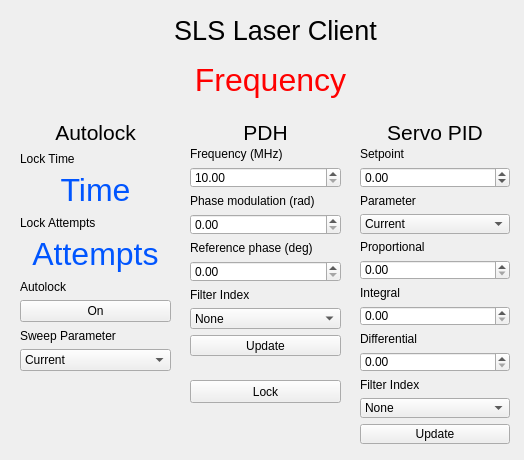
The window that lib/clients/SLS_client/sls_gui.ui (EGGS-Experiment/EGGS_labrad) describes before a commit, drawn with Qt 5.
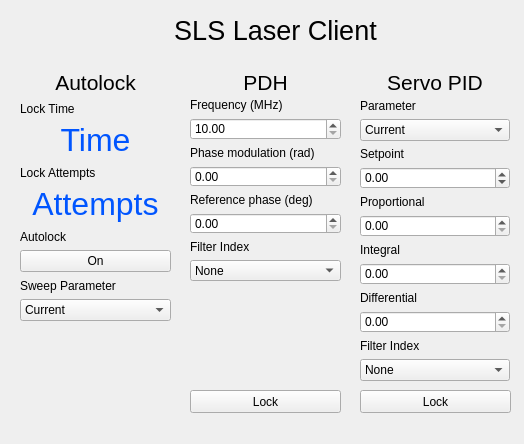
The same window after the commit.

Commit message: creates sls_gui

What changed in the file:
```diff
--- a/lib/clients/SLS_client/sls_gui.ui
+++ b/lib/clients/SLS_client/sls_gui.ui
@@ -7,7 +7,7 @@
     <x>0</x>
     <y>0</y>
     <width>524</width>
-    <height>460</height>
+    <height>444</height>
    </rect>
   </property>
   <property name="windowTitle">
@@ -26,24 +26,11 @@
     <string>&lt;html&gt;&lt;head/&gt;&lt;body&gt;&lt;p align=&quot;center&quot;&gt;&lt;span style=&quot; font-size:20pt;&quot;&gt;SLS Laser Client&lt;/span&gt;&lt;/p&gt;&lt;/body&gt;&lt;/html&gt;</string>
    </property>
   </widget>
-  <widget class="QLabel" name="frequency">
-   <property name="geometry">
-    <rect>
-     <x>180</x>
-     <y>50</y>
-     <width>181</width>
-     <height>61</height>
-    </rect>
-   </property>
-   <property name="text">
-    <string>&lt;html&gt;&lt;head/&gt;&lt;body&gt;&lt;p align=&quot;center&quot;&gt;&lt;span style=&quot; font-size:24pt; color:#ff0000;&quot;&gt;Frequency&lt;/span&gt;&lt;/p&gt;&lt;/body&gt;&lt;/html&gt;</string>
-   </property>
-  </widget>
-  <widget class="QPushButton" name="lockswitch">
+  <widget class="QPushButton" name="pdh_lockswitch">
    <property name="geometry">
     <rect>
      <x>190</x>
-     <y>380</y>
+     <y>390</y>
      <width>151</width>
      <height>23</height>
     </rect>
@@ -56,9 +43,9 @@
    <property name="geometry">
     <rect>
      <x>190</x>
-     <y>120</y>
+     <y>70</y>
      <width>151</width>
-     <height>236</height>
+     <height>211</height>
     </rect>
    </property>
    <layout class="QGridLayout" name="PDH_layout">
@@ -199,13 +186,6 @@
       </property>
      </widget>
     </item>
-    <item row="9" column="1">
-     <widget class="QPushButton" name="autolock_toggle_2">
-      <property name="text">
-       <string>Update</string>
-      </property>
-     </widget>
-    </item>
     <item row="2" column="1">
      <widget class="QDoubleSpinBox" name="PDH_freq">
       <property name="minimum">
@@ -232,13 +212,20 @@
    <property name="geometry">
     <rect>
      <x>360</x>
-     <y>120</y>
+     <y>70</y>
      <width>150</width>
-     <height>326</height>
+     <height>311</height>
     </rect>
    </property>
    <layout class="QGridLayout" name="servo_layout">
-    <item row="2" column="1">
+    <item row="1" column="1">
+     <widget class="QLabel" name="servo_param_label">
+      <property name="text">
+       <string>Parameter</string>
+      </property>
+     </widget>
+    </item>
+    <item row="4" column="1">
      <widget class="QDoubleSpinBox" name="servo_set">
       <property name="minimum">
        <double>-1000000.000000000000000</double>
@@ -255,61 +242,35 @@
       </property>
      </widget>
     </item>
-    <item row="5" column="1">
-     <widget class="QComboBox" name="servo_param">
-      <item>
-       <property name="text">
-        <string>Current</string>
-       </property>
-      </item>
-      <item>
-       <property name="text">
-        <string>PZT</string>
-       </property>
-      </item>
-      <item>
-       <property name="text">
-        <string>TX</string>
-       </property>
-      </item>
-     </widget>
-    </item>
-    <item row="10" column="1">
+    <item row="12" column="1">
      <widget class="QLabel" name="servo_d_label">
       <property name="text">
        <string>Differential</string>
       </property>
      </widget>
     </item>
-    <item row="4" column="1">
-     <widget class="QLabel" name="servo_param_label">
-      <property name="text">
-       <string>Parameter</string>
-      </property>
-     </widget>
-    </item>
-    <item row="11" column="1">
+    <item row="13" column="1">
      <widget class="QDoubleSpinBox" name="servo_d">
       <property name="maximum">
        <double>1000.000000000000000</double>
       </property>
      </widget>
     </item>
-    <item row="8" column="1">
+    <item row="10" column="1">
      <widget class="QLabel" name="servo_i_label">
       <property name="text">
        <string>Integral</string>
       </property>
      </widget>
     </item>
-    <item row="7" column="1">
+    <item row="9" column="1">
      <widget class="QDoubleSpinBox" name="servo_p">
       <property name="maximum">
        <double>10000.000000000000000</double>
       </property>
      </widget>
     </item>
-    <item row="9" column="1">
+    <item row="11" column="1">
      <widget class="QDoubleSpinBox" name="servo_i">
       <property name="maximum">
        <double>1.000000000000000</double>
@@ -320,13 +281,6 @@
      </widget>
     </item>
     <item row="17" column="1">
-     <widget class="QPushButton" name="autolock_toggle_3">
-      <property name="text">
-       <string>Update</string>
-      </property>
-     </widget>
-    </item>
-    <item row="15" column="1">
      <widget class="QComboBox" name="servo_filter">
       <item>
        <property name="text">
@@ -415,34 +369,53 @@
       </item>
      </widget>
     </item>
-    <item row="6" column="1">
+    <item row="8" column="1">
      <widget class="QLabel" name="servo_p_label">
       <property name="text">
        <string>Proportional</string>
       </property>
      </widget>
     </item>
-    <item row="14" column="1">
+    <item row="16" column="1">
      <widget class="QLabel" name="servo_filter_label">
       <property name="text">
        <string>Filter Index</string>
       </property>
      </widget>
     </item>
-    <item row="1" column="1">
+    <item row="3" column="1">
      <widget class="QLabel" name="servo_set_label">
       <property name="text">
        <string>Setpoint</string>
       </property>
      </widget>
     </item>
+    <item row="2" column="1">
+     <widget class="QComboBox" name="servo_param">
+      <item>
+       <property name="text">
+        <string>Current</string>
+       </property>
+      </item>
+      <item>
+       <property name="text">
+        <string>PZT</string>
+       </property>
+      </item>
+      <item>
+       <property name="text">
+        <string>TX</string>
+       </property>
+      </item>
+     </widget>
+    </item>
    </layout>
   </widget>
   <widget class="QWidget" name="layoutWidget">
    <property name="geometry">
     <rect>
      <x>20</x>
-     <y>120</y>
+     <y>70</y>
      <width>151</width>
      <height>251</height>
     </rect>
@@ -525,6 +498,19 @@
     </item>
    </layout>
   </widget>
+  <widget class="QPushButton" name="servo_lockswitch">
+   <property name="geometry">
+    <rect>
+     <x>360</x>
+     <y>390</y>
+     <width>151</width>
+     <height>23</height>
+    </rect>
+   </property>
+   <property name="text">
+    <string>Lock</string>
+   </property>
+  </widget>
  </widget>
  <resources/>
  <connections/>
```
The commit also changes 1 other file.
